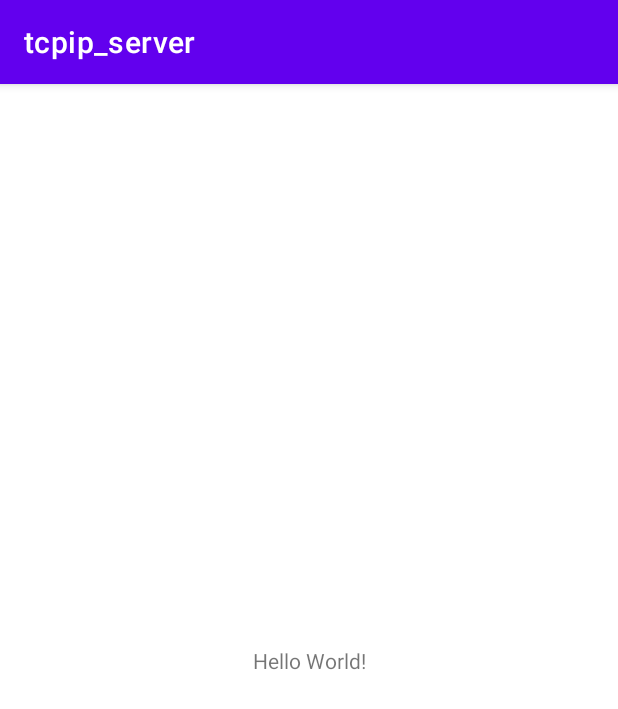
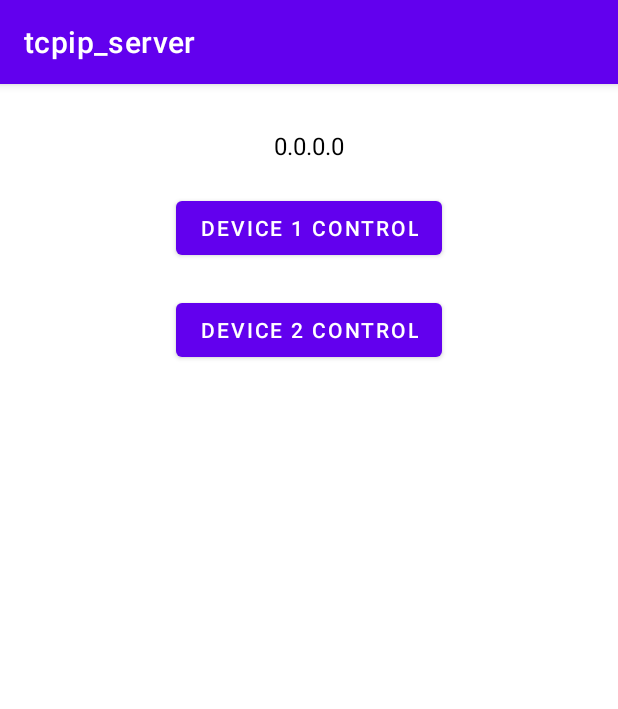
Before and after one commit to EUNGB/Android-TCP-IP-Server, an Android app: the screen it shows after launch (MainActivity), on a phone screen of 412 x 824 dp. Shown: the top 709 px of the screen. Run offline under Robolectric (Android 15) with nearby library versions, the phone set to English and light mode, and no system bars.

```diff
--- a/app/src/main/AndroidManifest.xml
+++ b/app/src/main/AndroidManifest.xml
@@ -1,6 +1,9 @@
 <?xml version="1.0" encoding="utf-8"?>
 <manifest xmlns:android="http://schemas.android.com/apk/res/android"
     package="com.example.tcpip_server">
+
+    <uses-permission android:name="android.permission.INTERNET"/>
+    <uses-permission android:name="android.permission.ACCESS_WIFI_STATE"/>
 
     <application
         android:allowBackup="true"
--- a/app/src/main/java/com/example/tcpip_server/MainActivity.kt
+++ b/app/src/main/java/com/example/tcpip_server/MainActivity.kt
@@ -1,11 +1,76 @@
 package com.example.tcpip_server
 
+import android.annotation.SuppressLint
+import android.net.wifi.WifiManager
+import android.os.Build
 import androidx.appcompat.app.AppCompatActivity
 import android.os.Bundle
+import android.util.Log
+import android.view.View
+import android.widget.Button
+import android.widget.TextView
+import androidx.annotation.RequiresApi
+import java.net.InetAddress
+import java.net.UnknownHostException
+import java.nio.ByteBuffer
+import java.nio.ByteOrder
 
-class MainActivity : AppCompatActivity() {
+class MainActivity : AppCompatActivity(), View.OnClickListener {
+
+    lateinit var serverIP: TextView
+    lateinit var btnDevice1: Button
+    lateinit var btnDevice2: Button
+
+    var server = SocketClient()
+
+
     override fun onCreate(savedInstanceState: Bundle?) {
         super.onCreate(savedInstanceState)
         setContentView(R.layout.activity_main)
+
+        serverIP = findViewById(R.id.tv_server_ip)
+        btnDevice1 =  findViewById(R.id.btn_device1)
+        btnDevice1.setOnClickListener(this)
+        btnDevice2 = findViewById(R.id.btn_device2)
+        btnDevice2.setOnClickListener(this)
+
+        try {
+            val ip = getLocalIpAddress()
+            serverIP.text = ip.toString()
+        } catch (e: UnknownHostException) {
+            e.printStackTrace()
+        }
+
+        Thread {
+            server.start()
+        }.start()
     }
+
+    @RequiresApi(Build.VERSION_CODES.N)
+    override fun onClick(v: View) {
+        when (v.id) {
+            R.id.btn_device1 -> {
+                server.sendDevice1("디바이스 1 응답하라")
+            }
+            R.id.btn_device2 -> {
+                server.sendDevice2("디바이스 2 응답하라")
+            }
+        }
+    }
+
+
+    @SuppressLint("ServiceCast")
+    @Throws(UnknownHostException::class)
+    private fun getLocalIpAddress(): String? {
+
+        val wifiManager = applicationContext.getSystemService(WIFI_SERVICE) as WifiManager
+        val wifiInfo = wifiManager.connectionInfo
+        val ipInt = wifiInfo.ipAddress
+
+        return InetAddress.getByAddress(
+            ByteBuffer.allocate(4).order(ByteOrder.LITTLE_ENDIAN).putInt(ipInt).array()
+        )
+            .hostAddress
+    }
+
 }
--- a/app/src/main/res/layout/activity_main.xml
+++ b/app/src/main/res/layout/activity_main.xml
@@ -1,18 +1,35 @@
 <?xml version="1.0" encoding="utf-8"?>
-<androidx.constraintlayout.widget.ConstraintLayout xmlns:android="http://schemas.android.com/apk/res/android"
+<LinearLayout xmlns:android="http://schemas.android.com/apk/res/android"
     xmlns:app="http://schemas.android.com/apk/res-auto"
     xmlns:tools="http://schemas.android.com/tools"
     android:layout_width="match_parent"
     android:layout_height="match_parent"
+    android:orientation="vertical"
     tools:context=".MainActivity">
 
     <TextView
+        android:id="@+id/tv_server_ip"
         android:layout_width="wrap_content"
         android:layout_height="wrap_content"
-        android:text="Hello World!"
-        app:layout_constraintBottom_toBottomOf="parent"
-        app:layout_constraintLeft_toLeftOf="parent"
-        app:layout_constraintRight_toRightOf="parent"
-        app:layout_constraintTop_toTopOf="parent" />
+        android:layout_marginTop="30dp"
+        android:layout_gravity="center"
+        android:textColor="@color/black"
+        android:textSize="16sp" />
 
-</androidx.constraintlayout.widget.ConstraintLayout>
+    <Button
+        android:id="@+id/btn_device1"
+        android:layout_width="wrap_content"
+        android:layout_height="wrap_content"
+        android:layout_gravity="center"
+        android:layout_marginTop="20dp"
+        android:text="DEVICE 1 Control" />
+
+    <Button
+        android:id="@+id/btn_device2"
+        android:layout_width="wrap_content"
+        android:layout_height="wrap_content"
+        android:layout_gravity="center"
+        android:layout_marginTop="20dp"
+        android:text="DEVICE 2 Control" />
+
+</LinearLayout>
```
Also changed, not shown: app/src/main/java/com/example/tcpip_server/SocketClient.kt (renamed from app/src/main/java/com/example/tcpip_server/Server.kt, +58 -20 lines).
